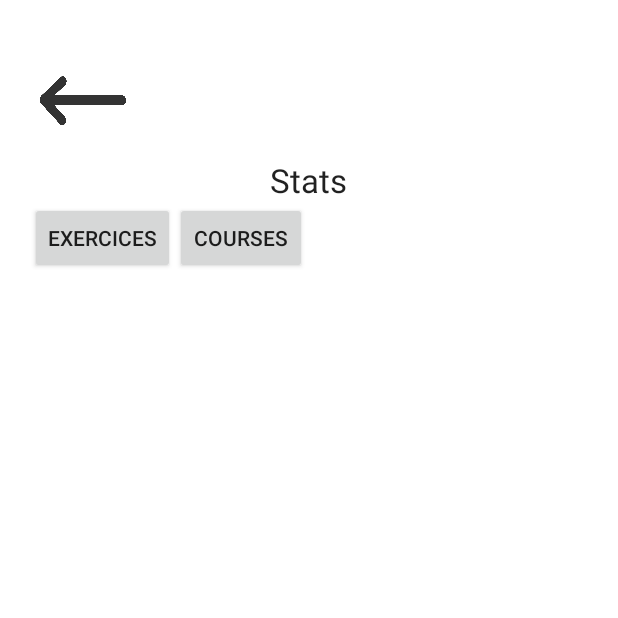
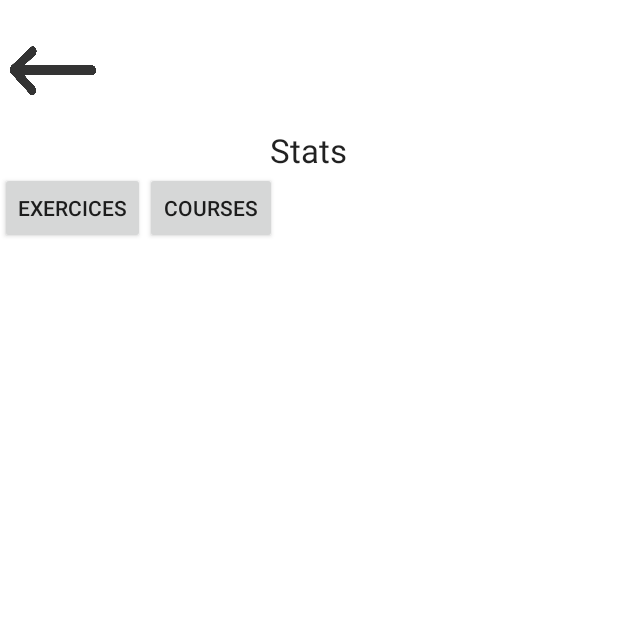
Before and after one commit to Stevehunn/OuiFit, an Android app: the MenuStatActivity screen opened directly, with no data from a screen before it, on a phone screen of 412 x 824 dp, the top half of it. Run offline under Robolectric (Android 15) with nearby library versions, the phone set to English and light mode, and no system bars.

Commit message:
Ajout style bouton retour

```diff
--- a/app/src/main/res/layout/menu_stat.xml
+++ b/app/src/main/res/layout/menu_stat.xml
@@ -4,19 +4,24 @@
     android:layout_height="match_parent"
     android:orientation="vertical">
 
+    <ScrollView
+        android:layout_width="match_parent"
+        android:layout_height="match_parent">
+
+        <LinearLayout
+            android:layout_width="match_parent"
+            android:layout_height="wrap_content"
+            android:orientation="vertical" >
+
             <LinearLayout
                 android:layout_width="match_parent"
                 android:layout_height="match_parent"
-        android:layout_margin="20dp"
                 android:orientation="vertical">
 
                 <Button
                     android:id="@+id/btRetourStat"
-            android:layout_width="90px"
-            android:layout_height="120px"
-            android:background="@drawable/image_retour"
-            android:layout_marginTop="5dp"
-            android:layout_marginLeft="5dp" />
+                    style="@style/btRetour"
+                    android:background="@drawable/image_retour" />
 
                 <TextView
                     android:layout_width="wrap_content"
@@ -30,10 +35,8 @@
                     android:layout_height="wrap_content">
 
 
+                </LinearLayout>
 
-
-
-        </LinearLayout>
                 <LinearLayout
                     android:layout_width="match_parent"
                     android:layout_height="wrap_content">
@@ -42,23 +45,20 @@
                         android:id="@+id/btversExercice3"
                         android:layout_width="wrap_content"
                         android:layout_height="wrap_content"
-                android:text="@string/Exercices"
-                />
+                        android:text="@string/Exercices" />
 
                     <Button
                         android:id="@+id/btversCourse3"
                         android:layout_width="wrap_content"
                         android:layout_height="wrap_content"
-                android:text="@string/Courses"
-                />
-
-
-
+                        android:text="@string/Courses" />
 
 
                 </LinearLayout>
 
 
             </LinearLayout>
+        </LinearLayout>
+    </ScrollView>
 
 </RelativeLayout>
--- /dev/null
+++ b/app/src/main/res/values/style.xml
@@ -0,0 +1,19 @@
+<?xml version="1.0" encoding="utf-8"?>
+<resources>
+
+    <style name="btRetour">
+        <item name="android:layout_marginLeft">5dp</item>
+        <item name="android:layout_marginTop">5dp</item>
+        <item name="android:layout_width">90px</item>
+        <item name="android:layout_height">120px</item>
+    </style>
+
+
+
+
+
+
+
+
+
+</resources>
```
Also changed, not shown: app/src/main/res/layout/menu_course.xml (+7 -14 lines), app/src/main/res/layout/menu_exercices.xml (+21 -10 lines). Lines whose indentation alone changed are shown as unchanged.
